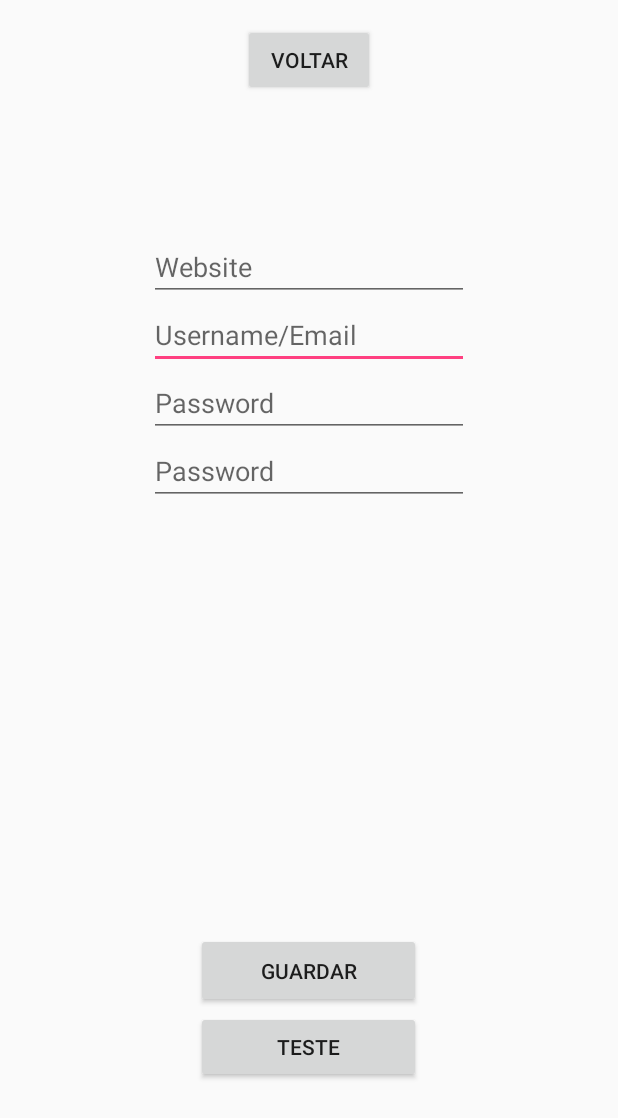
After one commit to QRcodePasswordManager/App, an Android app: the Credenciais screen opened directly, with no data from a screen before it, on a phone screen of 412 x 824 dp. The commit adds this screen. Shown: the top 1118 px of the screen. Run offline under Robolectric (Android 15) with nearby library versions, the phone set to English and light mode, and no system bars.

Commit message:
Adicionado método para guardar credenciais, resolvido o problema de se houver 2 credenciais para o mesmo website, interface ainda básica

```diff
--- a/App/app/build.gradle
+++ b/App/app/build.gradle
@@ -17,10 +17,11 @@ android {
             proguardFiles getDefaultProguardFile('proguard-android.txt'), 'proguard-rules.pro'
         }
     }
+    buildToolsVersion '28.0.0'
 }
 
 dependencies {
-    implementation fileTree(dir: 'libs', include: ['*.jar'])
+    implementation fileTree(include: ['*.jar'], dir: 'libs')
     implementation 'com.android.support:appcompat-v7:28.0.0-alpha3'
     implementation 'com.android.support.constraint:constraint-layout:1.1.2'
     testImplementation 'junit:junit:4.12'
--- /dev/null
+++ b/App/app/src/main/res/layout/credenciais.xml
@@ -0,0 +1,93 @@
+<?xml version="1.0" encoding="utf-8"?>
+<RelativeLayout xmlns:android="http://schemas.android.com/apk/res/android"
+    xmlns:app="http://schemas.android.com/apk/res-auto"
+    xmlns:tools="http://schemas.android.com/tools"
+    android:id="@+id/credenciais"
+    android:layout_width="match_parent"
+    android:layout_height="match_parent"
+    android:paddingBottom="16dp"
+    android:paddingLeft="16dp"
+    android:paddingRight="16dp"
+    android:paddingTop="16dp"
+    tools:context=".Credenciais">
+
+
+    <Button
+        android:id="@+id/guardar"
+        android:layout_width="150dp"
+        android:layout_height="50dp"
+        android:layout_alignParentBottom="true"
+        android:layout_centerHorizontal="true"
+        android:layout_marginBottom="136dp"
+        android:text="Guardar" />
+
+    <EditText
+        android:id="@+id/username"
+        android:layout_width="wrap_content"
+        android:layout_height="wrap_content"
+        android:layout_above="@+id/password"
+        android:layout_centerHorizontal="true"
+        android:layout_marginBottom="-230dp"
+        android:ems="10"
+        android:hint="Username/Email"
+        android:inputType="textPersonName" />
+
+    <EditText
+        android:id="@+id/website"
+        android:layout_width="wrap_content"
+        android:layout_height="wrap_content"
+        android:layout_above="@+id/username"
+        android:layout_centerHorizontal="true"
+        android:ems="10"
+        android:hint="Website"
+        android:inputType="textPersonName" />
+
+    <EditText
+        android:id="@+id/password"
+        android:layout_width="wrap_content"
+        android:layout_height="wrap_content"
+        android:layout_alignParentTop="true"
+        android:layout_centerHorizontal="true"
+        android:layout_marginTop="230dp"
+        android:ems="10"
+        android:hint="Password"
+        android:inputType="textPassword"
+        android:visibility="visible"
+        tools:lines="@integer/google_play_services_version" />
+
+    <EditText
+        android:id="@+id/confirmacao"
+        android:layout_width="wrap_content"
+        android:layout_height="wrap_content"
+        android:layout_below="@+id/password"
+        android:layout_centerHorizontal="true"
+        android:ems="10"
+        android:hint="Password"
+        android:inputType="textPassword" />
+
+    <TextView
+        android:id="@+id/warning"
+        android:layout_width="218dp"
+        android:layout_height="33dp"
+        android:layout_alignStart="@+id/username"
+        android:layout_below="@+id/confirmacao"
+        android:textColor="@android:color/holo_red_dark" />
+
+    <Button
+        android:id="@+id/teste"
+        android:layout_width="150dp"
+        android:layout_height="wrap_content"
+        android:layout_alignParentBottom="true"
+        android:layout_centerHorizontal="true"
+        android:layout_marginBottom="86dp"
+        android:text="teste" />
+
+    <Button
+        android:id="@+id/voltar"
+        android:layout_width="wrap_content"
+        android:layout_height="wrap_content"
+        android:layout_alignParentTop="true"
+        android:layout_centerHorizontal="true"
+        android:text="Voltar" />
+
+</RelativeLayout>
```
Also changed, not shown: App/app/src/main/AndroidManifest.xml (+6 -1 lines), App/app/src/main/java/uminho/qrcode/Credenciais.java (added, +189 -0 lines), App/app/src/main/java/uminho/qrcode/CredenciaisPopup.java (added, +103 -0 lines), App/app/src/main/java/uminho/qrcode/MainPage.java (+11 -0 lines), App/app/src/main/java/uminho/qrcode/checkCredenciais.java (added, +87 -0 lines), App/app/src/main/res/layout/check_credenciais.xml (added, +33 -0 lines), App/app/src/main/res/layout/credenciais_popup.xml (added, +57 -0 lines), 1 other file.
